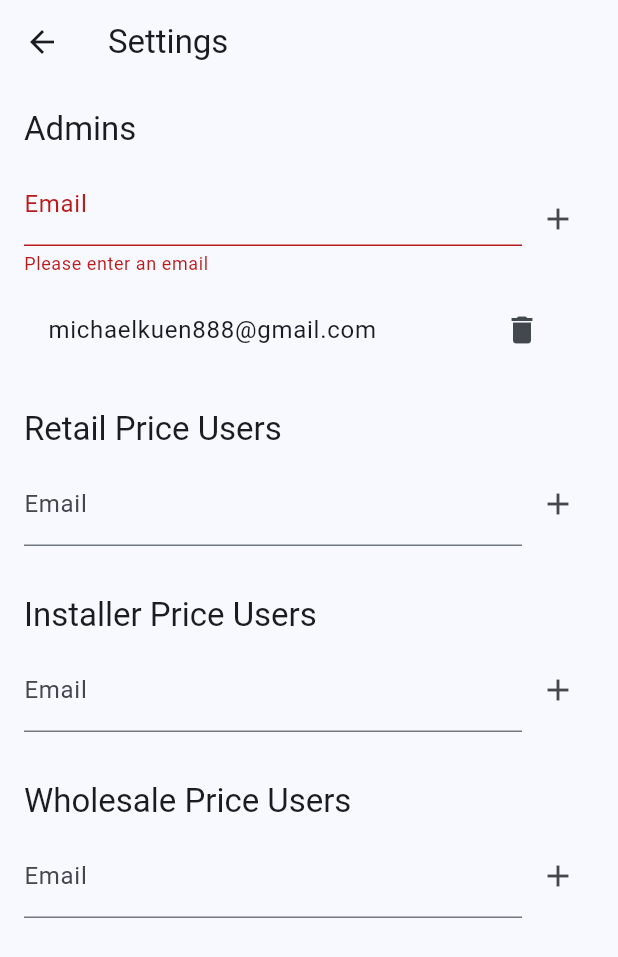
After one commit to MichaelKuen/lzprices, a Flutter app: the SettingsScreen screen opened directly, after a tap on the "add" icon, on a phone screen of 412 x 824 dp. The commit adds this screen. Shown: the top 957 px of the screen. Run offline on Flutter 3.47's test engine with Material 3 defaults, Android fonts, the phone set to English and light mode, and no system bars; our stand-ins replace cloud_firestore, drift, firebase_auth, firebase_core, font_awesome_flutter, get_it and 2 more; accounts and stored records are empty; generated files the repository leaves out were written again; network calls fail.

Commit message:
Settings

```diff
--- a/lib/main.dart
+++ b/lib/main.dart
@@ -6,6 +6,7 @@ import 'package:lzprices/integrations/supabase_service.dart';
 import 'package:lzprices/screens/login_screen.dart';
 import 'package:lzprices/screens/search_page.dart';
 import 'package:lzprices/service_locator.dart';
+import 'package:lzprices/services/settings_service.dart';
 import 'package:lzprices/viewmodels/search_page_view_model.dart';
 import 'package:provider/provider.dart';
 
@@ -17,6 +18,9 @@ void main() async {
   await Firebase.initializeApp(
     options: DefaultFirebaseOptions.currentPlatform,
   );
+
+  // Initialize Settings Service
+  await SettingsService().initialize();
 
   // Initialize the database
   db = AppDatabase();
--- /dev/null
+++ b/lib/screens/settings_screen.dart
@@ -0,0 +1,145 @@
+import 'package:flutter/material.dart';
+import '../services/settings_service.dart';
+
+class SettingsScreen extends StatefulWidget {
+  const SettingsScreen({super.key});
+
+  @override
+  State<SettingsScreen> createState() => _SettingsScreenState();
+}
+
+class _SettingsScreenState extends State<SettingsScreen> {
+  final SettingsService _settingsService = SettingsService();
+  final Map<String, GlobalKey<FormState>> _formKeys = {
+    SettingsService.adminUsersKey: GlobalKey<FormState>(),
+    SettingsService.retailPriceUsersKey: GlobalKey<FormState>(),
+    SettingsService.installerPriceUsersKey: GlobalKey<FormState>(),
+    SettingsService.wholesalePriceUsersKey: GlobalKey<FormState>(),
+  };
+  final Map<String, TextEditingController> _controllers = {
+    SettingsService.adminUsersKey: TextEditingController(),
+    SettingsService.retailPriceUsersKey: TextEditingController(),
+    SettingsService.installerPriceUsersKey: TextEditingController(),
+    SettingsService.wholesalePriceUsersKey: TextEditingController(),
+  };
+
+  Map<String, List<String>> _roleUsers = {
+    SettingsService.adminUsersKey: [],
+    SettingsService.retailPriceUsersKey: [],
+    SettingsService.installerPriceUsersKey: [],
+    SettingsService.wholesalePriceUsersKey: [],
+  };
+
+  @override
+  void initState() {
+    super.initState();
+    _loadUsers();
+  }
+
+  @override
+  void dispose() {
+    _controllers.values.forEach((controller) => controller.dispose());
+    super.dispose();
+  }
+
+  Future<void> _loadUsers() async {
+    final adminUsers = await _settingsService.getUsersForRole(SettingsService.adminUsersKey);
+    final retailUsers = await _settingsService.getUsersForRole(SettingsService.retailPriceUsersKey);
+    final installerUsers = await _settingsService.getUsersForRole(SettingsService.installerPriceUsersKey);
+    final wholesaleUsers = await _settingsService.getUsersForRole(SettingsService.wholesalePriceUsersKey);
+    setState(() {
+      _roleUsers[SettingsService.adminUsersKey] = adminUsers;
+      _roleUsers[SettingsService.retailPriceUsersKey] = retailUsers;
+      _roleUsers[SettingsService.installerPriceUsersKey] = installerUsers;
+      _roleUsers[SettingsService.wholesalePriceUsersKey] = wholesaleUsers;
+    });
+  }
+
+  Future<void> _addUser(String roleKey) async {
+    if (_formKeys[roleKey]!.currentState!.validate()) {
+      final email = _controllers[roleKey]!.text;
+      await _settingsService.addUserToRole(email, roleKey);
+      _controllers[roleKey]!.clear();
+      await _loadUsers();
+    }
+  }
+
+  Future<void> _removeUser(String email, String roleKey) async {
+    await _settingsService.removeUserFromRole(email, roleKey);
+    await _loadUsers();
+  }
+
+  @override
+  Widget build(BuildContext context) {
+    return Scaffold(
+      appBar: AppBar(title: const Text('Settings')),
+      body: Padding(
+        padding: const EdgeInsets.all(16.0),
+        child: ListView(
+          children: [
+            _buildRoleSection(
+              context,
+              title: 'Admins',
+              roleKey: SettingsService.adminUsersKey,
+            ),
+            const SizedBox(height: 24),
+            _buildRoleSection(
+              context,
+              title: 'Retail Price Users',
+              roleKey: SettingsService.retailPriceUsersKey,
+            ),
+            const SizedBox(height: 24),
+            _buildRoleSection(
+              context,
+              title: 'Installer Price Users',
+              roleKey: SettingsService.installerPriceUsersKey,
+            ),
+            const SizedBox(height: 24),
+            _buildRoleSection(
+              context,
+              title: 'Wholesale Price Users',
+              roleKey: SettingsService.wholesalePriceUsersKey,
+            ),
+          ],
+        ),
+      ),
+    );
+  }
+
+  Widget _buildRoleSection(BuildContext context, {required String title, required String roleKey}) {
+    final users = _roleUsers[roleKey] ?? [];
+    return Form(
+      key: _formKeys[roleKey],
+      child: Column(
+        crossAxisAlignment: CrossAxisAlignment.start,
+        children: [
+          Text(title, style: Theme.of(context).textTheme.titleLarge),
+          const SizedBox(height: 8),
+          Row(
+            children: [
+              Expanded(
+                child: TextFormField(
+                  controller: _controllers[roleKey],
+                  decoration: const InputDecoration(labelText: 'Email'),
+                  validator: (value) => value!.isEmpty ? 'Please enter an email' : null,
+                ),
+              ),
+              IconButton(
+                icon: const Icon(Icons.add),
+                onPressed: () => _addUser(roleKey),
+              ),
+            ],
+          ),
+          const SizedBox(height: 8),
+          ...users.map((email) => ListTile(
+            title: Text(email),
+            trailing: IconButton(
+              icon: const Icon(Icons.delete),
+              onPressed: () => _removeUser(email, roleKey),
+            ),
+          )),
+        ],
+      ),
+    );
+  }
+}
--- /dev/null
+++ b/lib/services/settings_service.dart
@@ -0,0 +1,43 @@
+import 'package:shared_preferences/shared_preferences.dart';
+
+class SettingsService {
+  static const String adminUsersKey = 'admin_users';
+  static const String retailPriceUsersKey = 'retail_price_users';
+  static const String installerPriceUsersKey = 'installer_price_users';
+  static const String wholesalePriceUsersKey = 'wholesale_price_users';
+
+  Future<void> initialize() async {
+    final prefs = await SharedPreferences.getInstance();
+    if (prefs.getStringList(adminUsersKey) == null) {
+      await prefs.setStringList(adminUsersKey, ['michaelkuen888@gmail.com']);
+    }
+  }
+
+  Future<List<String>> getUsersForRole(String roleKey) async {
+    final prefs = await SharedPreferences.getInstance();
+    return prefs.getStringList(roleKey) ?? [];
+  }
+
+  Future<void> addUserToRole(String email, String roleKey) async {
+    final prefs = await SharedPreferences.getInstance();
+    final users = await getUsersForRole(roleKey);
+    if (!users.contains(email.toLowerCase())) {
+      users.add(email.toLowerCase());
+      await prefs.setStringList(roleKey, users);
+    }
+  }
+
+  Future<void> removeUserFromRole(String email, String roleKey) async {
+    final prefs = await SharedPreferences.getInstance();
+    final users = await getUsersForRole(roleKey);
+    if (users.contains(email.toLowerCase())) {
+      users.remove(email.toLowerCase());
+      await prefs.setStringList(roleKey, users);
+    }
+  }
+
+  Future<bool> isUserAdmin(String email) async {
+    final admins = await getUsersForRole(adminUsersKey);
+    return admins.contains(email.toLowerCase());
+  }
+}
```
Also changed, not shown: lib/screens/login_screen.dart (+43 -3 lines), lib/screens/search_page.dart (+93 -13 lines).
